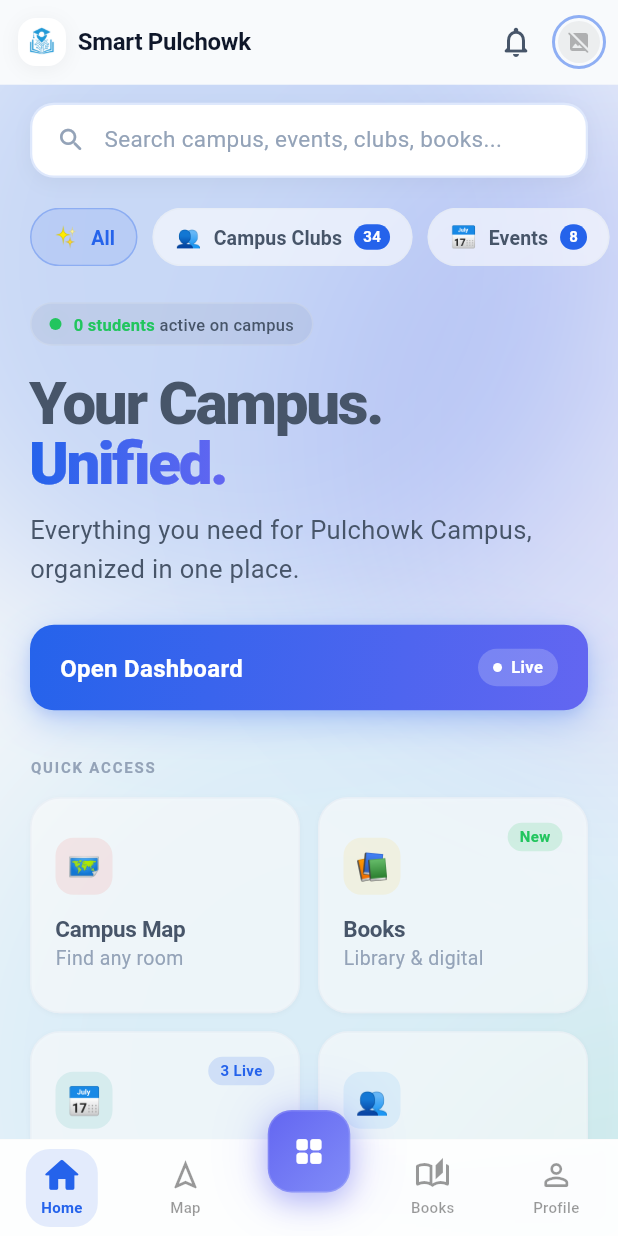
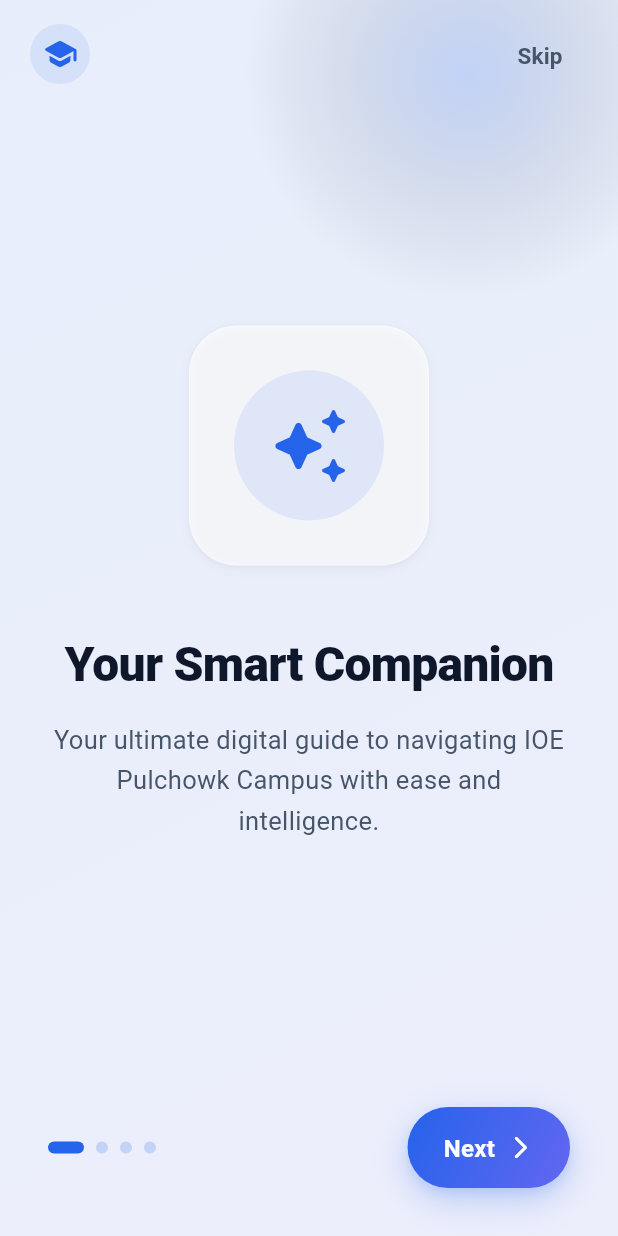
Before and after one commit to pankajsharma0001/smart-pulchowk-flutter, a Flutter app: the screen it shows once a user with an empty profile is signed in, on a phone screen of 412 x 824 dp. Run offline on Flutter 3.47's test engine with Material 3 defaults, Android fonts, the phone set to English and light mode, and no system bars; our stand-ins replace cached_network_image, confetti, file_picker, firebase_analytics, firebase_auth, firebase_core and 15 more; missing offline and left inert: add_2_calendar, maplibre_gl, pdfx; accounts and stored records are empty.

Commit message:
feat: Introduce onboarding flow with persistent storage for completion status.

```diff
--- a/lib/core/services/storage_service.dart
+++ b/lib/core/services/storage_service.dart
@@ -77,4 +77,14 @@ class StorageService {
   static Future<void> clearCache() async {
     await _cacheBox.clear();
   }
+
+  // ── Onboarding ────────────────────────────────────────────────────────────
+
+  static bool getHasSeenOnboarding() {
+    return _cacheBox.get('has_seen_onboarding', defaultValue: false) as bool;
+  }
+
+  static Future<void> setHasSeenOnboarding(bool value) async {
+    await _cacheBox.put('has_seen_onboarding', value);
+  }
 }
--- a/lib/features/auth/auth_wrapper.dart
+++ b/lib/features/auth/auth_wrapper.dart
@@ -1,14 +1,16 @@
 import 'package:firebase_auth/firebase_auth.dart';
 import 'package:flutter/material.dart';
 import 'package:smart_pulchowk/core/services/auth_service.dart';
+import 'package:smart_pulchowk/core/services/storage_service.dart';
 import 'package:smart_pulchowk/core/theme/app_theme.dart';
 import 'package:smart_pulchowk/features/auth/login_page.dart';
 import 'package:smart_pulchowk/features/home/main_layout.dart';
+import 'package:smart_pulchowk/features/onboarding/onboarding_page.dart';
 
-/// Routes between [LoginPage] and the main app based on auth state.
+/// Routes between [LoginPage], [OnboardingPage], and the main app based on auth state.
 ///
 /// Listens to [AuthService.authStateChanges] and shows the login page
-/// when no user is signed in, or [MainLayout] when authenticated.
+/// when no user is signed in, or [MainLayout] (or [OnboardingPage]) when authenticated.
 class AuthWrapper extends StatelessWidget {
   const AuthWrapper({super.key});
 
@@ -22,8 +24,13 @@ class AuthWrapper extends StatelessWidget {
           return const _SplashScreen();
         }
 
-        // Authenticated → show main app
+        // Authenticated
         if (snapshot.hasData && snapshot.data != null) {
+          // Check if onboarding has been seen
+          final hasSeenOnboarding = StorageService.getHasSeenOnboarding();
+          if (!hasSeenOnboarding) {
+            return const OnboardingPage();
+          }
           return MainLayout(key: MainLayout.mainLayoutKey);
         }
 
--- /dev/null
+++ b/lib/features/onboarding/onboarding_page.dart
@@ -0,0 +1,326 @@
+import 'package:flutter/material.dart';
+import 'package:smart_pulchowk/core/theme/app_theme.dart';
+import 'package:smart_pulchowk/core/services/haptic_service.dart';
+import 'package:smart_pulchowk/core/services/storage_service.dart';
+import 'package:smart_pulchowk/features/home/main_layout.dart';
+
+class OnboardingPage extends StatefulWidget {
+  const OnboardingPage({super.key});
+
+  @override
+  State<OnboardingPage> createState() => _OnboardingPageState();
+}
+
+class _OnboardingPageState extends State<OnboardingPage> {
+  final PageController _pageController = PageController();
+  int _currentPage = 0;
+
+  final List<OnboardingSlide> _slides = [
+    OnboardingSlide(
+      icon: Icons.auto_awesome_rounded,
+      title: 'Your Smart Companion',
+      description:
+          'Your ultimate digital guide to navigating IOE Pulchowk Campus with ease and intelligence.',
+      colors: [const Color(0xFF2563EB), const Color(0xFF6366F1)],
+    ),
+    OnboardingSlide(
+      icon: Icons.map_rounded,
+      title: 'Interactive Campus Map',
+      description:
+          'Locate classrooms, departments, and utilities with precision using our interactive 3D map.',
+      colors: [const Color(0xFF6366F1), const Color(0xFF0EA5E9)],
+    ),
+    OnboardingSlide(
+      icon: Icons.notifications_active_rounded,
+      title: 'Never Miss a Notice',
+      description:
+          'Stay updated with real-time alerts for exam results, form deadlines, and campus events.',
+      colors: [const Color(0xFF0EA5E9), const Color(0xFF2DD4BF)],
+    ),
+    OnboardingSlide(
+      icon: Icons.psychology_rounded,
+      title: 'AI Campus Expert',
+      description:
+          'Ask our intelligent assistant anything about the campus and get instant, helpful answers.',
+      colors: [const Color(0xFFF59E0B), const Color(0xFFEF4444)],
+    ),
+  ];
+
+  void _nextPage() {
+    if (_currentPage < _slides.length - 1) {
+      _pageController.nextPage(
+        duration: AppAnimations.slow,
+        curve: AppAnimations.entranceCurve,
+      );
+    } else {
+      _completeOnboarding();
+    }
+  }
+
+  Future<void> _completeOnboarding() async {
+    await StorageService.setHasSeenOnboarding(true);
+    if (!mounted) return;
+
+    Navigator.of(context).pushReplacement(
+      PageRouteBuilder(
+        pageBuilder: (context, animation, secondaryAnimation) =>
+            MainLayout(key: MainLayout.mainLayoutKey),
+        transitionsBuilder: (context, animation, secondaryAnimation, child) {
+          return FadeTransition(opacity: animation, child: child);
+        },
+        transitionDuration: AppAnimations.extraSlow,
+      ),
+    );
+  }
+
+  @override
+  void dispose() {
+    _pageController.dispose();
+    super.dispose();
+  }
+
+  @override
+  Widget build(BuildContext context) {
+    final isDark = Theme.of(context).brightness == Brightness.dark;
+
+    return Scaffold(
+      body: Stack(
+        children: [
+          // Dynamic Background Gradient
+          AnimatedContainer(
+            duration: AppAnimations.extraSlow,
+            decoration: BoxDecoration(
+              gradient: LinearGradient(
+                begin: Alignment.topLeft,
+                end: Alignment.bottomRight,
+                colors: _slides[_currentPage].colors.map((c) {
+                  return isDark
+                      ? c.withValues(alpha: 0.15)
+                      : c.withValues(alpha: 0.08);
+                }).toList(),
+              ),
+            ),
+          ),
+
+          // Animated Background Accents
+          Positioned(
+            top: -100,
+            right: -50,
+            child: AnimatedContainer(
+              duration: AppAnimations.extraSlow,
+              width: 300,
+              height: 300,
+              decoration: BoxDecoration(
+                shape: BoxShape.circle,
+                gradient: RadialGradient(
+                  colors: [
+                    _slides[_currentPage].colors[0].withValues(alpha: 0.2),
+                    Colors.transparent,
+                  ],
+                ),
+              ),
+            ),
+          ),
+
+          SafeArea(
+            child: Column(
+              children: [
+                // Top Header with Skip
+                Padding(
+                  padding: const EdgeInsets.symmetric(
+                    horizontal: AppSpacing.lg,
+                    vertical: AppSpacing.md,
+                  ),
+                  child: Row(
+                    mainAxisAlignment: MainAxisAlignment.spaceBetween,
+                    children: [
+                      Container(
+                        padding: const EdgeInsets.all(AppSpacing.sm),
+                        decoration: BoxDecoration(
+                          color: AppColors.primary.withValues(alpha: 0.1),
+                          shape: BoxShape.circle,
+                        ),
+                        child: const Icon(
+                          Icons.school_rounded,
+                          color: AppColors.primary,
+                          size: 24,
+                        ),
+                      ),
+                      TextButton(
+                        onPressed: _completeOnboarding,
+                        child: Text(
+                          'Skip',
+                          style: AppTextStyles.labelLarge.copyWith(
+                            color: isDark
+                                ? AppColors.textSecondaryDark
+                                : AppColors.textSecondary,
+                          ),
+                        ),
+                      ),
+                    ],
+                  ),
+                ),
+
+                // Main Content
+                Expanded(
+                  child: PageView.builder(
+                    controller: _pageController,
+                    onPageChanged: (index) {
+                      haptics.selectionClick();
+                      setState(() => _currentPage = index);
+                    },
+                    itemCount: _slides.length,
+                    itemBuilder: (context, index) {
+                      return _buildSlide(_slides[index], isDark);
+                    },
+                  ),
+                ),
+
+                // Bottom Controls
+                Padding(
+                  padding: const EdgeInsets.all(AppSpacing.xxl),
+                  child: Row(
+                    mainAxisAlignment: MainAxisAlignment.spaceBetween,
+                    children: [
+                      // Indicators
+                      Row(
+                        children: List.generate(
+                          _slides.length,
+                          (index) => AnimatedContainer(
+                            duration: AppAnimations.normal,
+                            margin: const EdgeInsets.only(right: 8),
+                            width: _currentPage == index ? 24 : 8,
+                            height: 8,
+                            decoration: BoxDecoration(
+                              color: _currentPage == index
+                                  ? AppColors.primary
+                                  : AppColors.primary.withValues(alpha: 0.2),
+                              borderRadius: BorderRadius.circular(
+                                AppRadius.full,
+                              ),
+                            ),
+                          ),
+                        ),
+                      ),
+
+                      // Next / Get Started Button
+                      GestureDetector(
+                        onTap: () {
+                          haptics.lightImpact();
+                          _nextPage();
+                        },
+                        child: AnimatedContainer(
+                          duration: AppAnimations.normal,
+                          padding: const EdgeInsets.symmetric(
+                            horizontal: AppSpacing.xl,
+                            vertical: AppSpacing.base,
+                          ),
+                          decoration: BoxDecoration(
+                            gradient: AppColors.primaryGradient,
+                            borderRadius: BorderRadius.circular(AppRadius.full),
+                            boxShadow: AppShadows.glow(AppColors.primary),
+                          ),
+                          child: Row(
+                            mainAxisSize: MainAxisSize.min,
+                            children: [
+                              Text(
+                                _currentPage == _slides.length - 1
+                                    ? 'Get Started'
+                                    : 'Next',
+                                style: AppTextStyles.button.copyWith(
+                                  color: Colors.white,
+                                  fontWeight: FontWeight.bold,
+                                ),
+                              ),
+                              const SizedBox(width: AppSpacing.sm),
+                              Icon(
+                                _currentPage == _slides.length - 1
+                                    ? Icons.check_circle_rounded
+                                    : Icons.arrow_forward_ios_rounded,
+                                color: Colors.white,
+                                size: 18,
+                              ),
+                            ],
+                          ),
+                        ),
+                      ),
+                    ],
+                  ),
+                ),
+              ],
+            ),
+          ),
+        ],
+      ),
+    );
+  }
+
+  Widget _buildSlide(OnboardingSlide slide, bool isDark) {
+    return Padding(
+      padding: const EdgeInsets.symmetric(horizontal: AppSpacing.xxl),
+      child: Column(
+        mainAxisAlignment: MainAxisAlignment.center,
+        children: [
+          // Glasspormhic Card for Icon
+          Container(
+            width: 160,
+            height: 160,
+            decoration: isDark
+                ? AppDecorations.glassDark(borderRadius: AppRadius.xxxl)
+                : AppDecorations.glass(borderRadius: AppRadius.xxxl),
+            child: Center(
+              child: Container(
+                width: 100,
+                height: 100,
+                decoration: BoxDecoration(
+                  color: slide.colors[0].withValues(alpha: 0.1),
+                  shape: BoxShape.circle,
+                ),
+                child: Icon(slide.icon, size: 56, color: slide.colors[0]),
+              ),
+            ),
+          ),
+          const SizedBox(height: AppSpacing.huge),
+
+          // Title
+          Text(
+            slide.title,
+            textAlign: TextAlign.center,
+            style: AppTextStyles.h1.copyWith(
+              fontSize: 32,
+              height: 1.1,
+              color: isDark ? AppColors.textPrimaryDark : AppColors.textPrimary,
+            ),
+          ),
+          const SizedBox(height: AppSpacing.lg),
+
+          // Description
+          Text(
+            slide.description,
+            textAlign: TextAlign.center,
+            style: AppTextStyles.bodyLarge.copyWith(
+              color: isDark
+                  ? AppColors.textSecondaryDark
+                  : AppColors.textSecondary,
+              height: 1.6,
+            ),
+          ),
+        ],
+      ),
+    );
+  }
+}
+
+class OnboardingSlide {
+  final IconData icon;
+  final String title;
+  final String description;
+  final List<Color> colors;
+
+  OnboardingSlide({
+    required this.icon,
+    required this.title,
+    required this.description,
+    required this.colors,
+  });
+}
```
